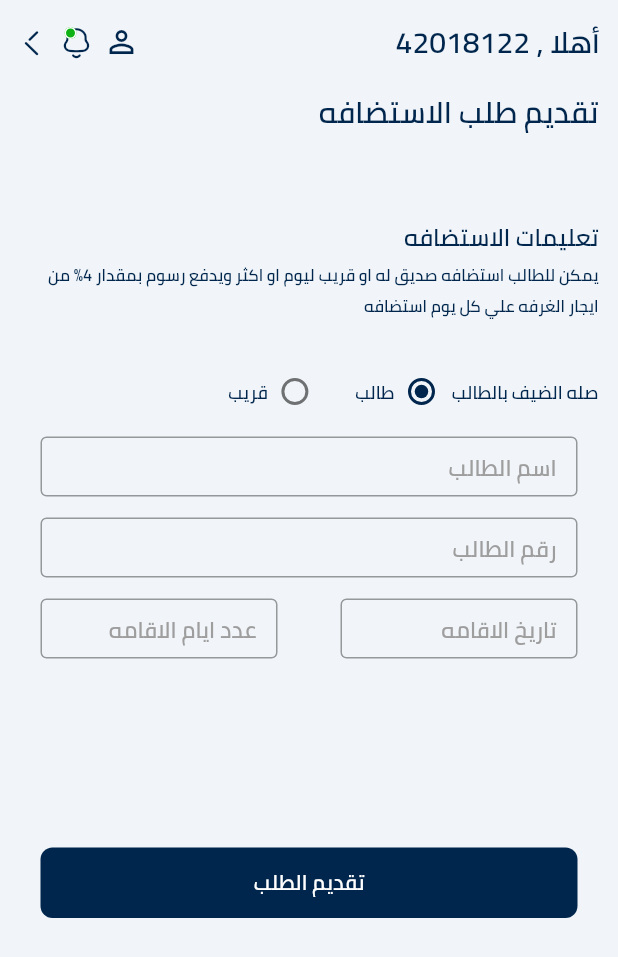
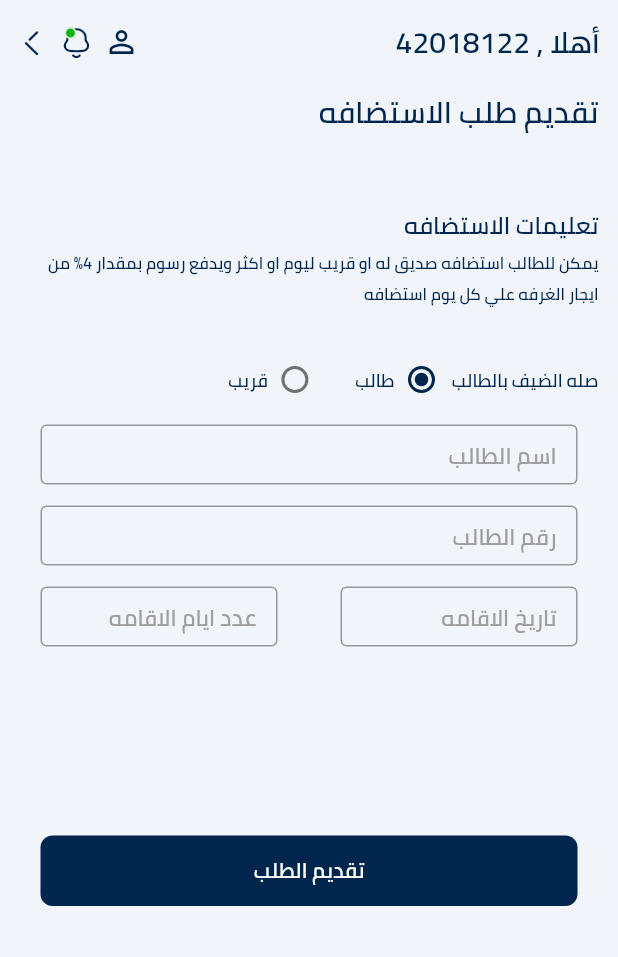
Before and after one commit to AbdelrahmanFouad1/university_housing, a Flutter app: the screen it shows after launch, on a phone screen of 412 x 824 dp. Shown: the top 957 px of the screen. Run offline on Flutter 3.47's test engine with Material 2 defaults, Android fonts, the phone set to English and light mode, and no system bars; our stand-ins replace flutter_bloc, flutter_svg, hexcolor, image_picker, shared_preferences and 1 more; missing offline and left inert: dart:ffi.

Commit message:
update hosting request

```diff
--- a/lib/moduls/hostingRequests/hosting_requests_screen.dart
+++ b/lib/moduls/hostingRequests/hosting_requests_screen.dart
@@ -1,44 +1,31 @@
-
 import 'dart:ffi';
 import 'dart:io';
 import 'package:flutter/cupertino.dart';
 import 'package:flutter/material.dart';
 import 'package:flutter/painting.dart';
+import 'package:flutter_bloc/flutter_bloc.dart';
 import 'package:flutter_svg/flutter_svg.dart';
 import 'package:image_picker/image_picker.dart';
 import 'package:intl/intl.dart';
 import 'package:university_housing/shard/components/components.dart';
+import 'package:university_housing/shard/cubit/cubit.dart';
+import 'package:university_housing/shard/cubit/states.dart';
 import 'package:university_housing/shard/style/color.dart';
 import 'dart:ui' as ui;
 
-class HostingRequestsScreen extends StatefulWidget {
-  @override
-  _HostingRequestsScreenState createState() => _HostingRequestsScreenState();
-}
+class HostingRequestsScreen extends StatelessWidget {
 
-class _HostingRequestsScreenState extends State<HostingRequestsScreen> {
-  bool isStudent =true;
   var dateController = TextEditingController();
-  var daysController = TextEditingController();
   String? img_path = '8986093647738392104.jpg';
-
-  File? myImage ;
-  var picker = ImagePicker();
-  Future<void> getImage () async{
-    final pickedFile = await picker.getImage(source: ImageSource.gallery);
-    setState(() {
-      if(pickedFile!= null ){
-        myImage =File(pickedFile.path);
-        img_path = pickedFile.path.toString();
-        print(img_path);
-      }else{
-        print('Noooooooo');
-      }
-    });
-  }
 
   @override
   Widget build(BuildContext context) {
+    return BlocProvider(
+      create: (BuildContext context)  => AppCubit(),
+      child: BlocConsumer<AppCubit, AppStates>(
+        listener: (BuildContext context, state) {  },
+        builder: (BuildContext context, Object? state) {
+          var cubit = AppCubit.get(context);
           return Directionality(
             textDirection:  ui.TextDirection.rtl,
             child: Scaffold(
@@ -59,7 +46,7 @@ class _HostingRequestsScreenState extends State<HostingRequestsScreen> {
                             color: mainColors,
                           ),
                         ),
-                  SizedBox(height: 50.0,),
+                        const SizedBox(height: 42.0,),
                         Text(
                           'تعليمات الاستضافه',
                           style: TextStyle(
@@ -74,7 +61,7 @@ class _HostingRequestsScreenState extends State<HostingRequestsScreen> {
                             color: mainColors,
                           ),
                         ),
-                  SizedBox(height: 35.0,),
+                        const SizedBox(height: 35.0,),
                         Row(
                           children: [
                             Text(
@@ -84,23 +71,20 @@ class _HostingRequestsScreenState extends State<HostingRequestsScreen> {
                                 color: mainColors,
                               ),
                             ),
-                      SizedBox(width: 10.0,),
-                      Container(
+                            const SizedBox(width: 10.0,),
+                            SizedBox(
                               width: 20.0,
                               height: 20.0,
                               child: Radio(
                                 value: true,
-                            groupValue: isStudent,
+                                groupValue: cubit.isStudent,
                                 activeColor: mainColors,
                                 onChanged: (value) {
-                              setState(() {
-                                isStudent = true;
-                                print(isStudent);
-                              });
+                                  cubit.changeIsStudent(true);
                                 },
                               ),
                             ),
-                      SizedBox(width: 8.0,),
+                            const SizedBox(width: 8.0,),
                             Text(
                               'طالب',
                               style: TextStyle(
@@ -108,23 +92,20 @@ class _HostingRequestsScreenState extends State<HostingRequestsScreen> {
                                 color: mainColors,
                               ),
                             ),
-                      SizedBox(width: 30.0,),
-                      Container(
+                            const SizedBox(width: 30.0,),
+                            SizedBox(
                               width: 20.0,
                               height: 20.0,
                               child: Radio(
                                 value: false,
-                          groupValue: isStudent,
+                                groupValue: cubit.isStudent,
                                 activeColor: mainColors,
                                 onChanged: (value) {
-                            setState(() {
-                              isStudent = false;
-                              print(isStudent);
-                            });
+                                  cubit.changeIsStudent(false);
                                 },
                               ),
                             ),
-                      SizedBox(width: 8.0,),
+                            const SizedBox(width: 8.0,),
                             Text(
                               'قريب',
                               style: TextStyle(
@@ -134,7 +115,7 @@ class _HostingRequestsScreenState extends State<HostingRequestsScreen> {
                             ),
                           ],
                         ),
-                  SizedBox(height: 19.0,),
+                        const SizedBox(height: 19.0,),
                         Container(
                           width: double.infinity,
                           height: 40.0,
@@ -143,7 +124,7 @@ class _HostingRequestsScreenState extends State<HostingRequestsScreen> {
                             decoration: const InputDecoration(
                               border: OutlineInputBorder(),
                               hintText: 'اسم الطالب',
-                        contentPadding:const EdgeInsets.symmetric(horizontal:14.0),
+                              contentPadding:EdgeInsets.symmetric(horizontal:14.0),
                               hintStyle: TextStyle(
                                 fontSize: 15.0,
                                 color: Colors.grey,
@@ -151,7 +132,7 @@ class _HostingRequestsScreenState extends State<HostingRequestsScreen> {
                             ),
                           ),
                         ),
-                  SizedBox(height: 14.0,),
+                        const SizedBox(height: 14.0,),
                         Container(
                           width: double.infinity,
                           height: 40.0,
@@ -160,7 +141,7 @@ class _HostingRequestsScreenState extends State<HostingRequestsScreen> {
                             decoration: const InputDecoration(
                               border: OutlineInputBorder(),
                               hintText: 'رقم الطالب',
-                        contentPadding:const EdgeInsets.symmetric(horizontal:14.0),
+                              contentPadding:EdgeInsets.symmetric(horizontal:14.0),
                               hintStyle: TextStyle(
                                 fontSize: 15.0,
                                 color: Colors.grey,
@@ -168,7 +149,7 @@ class _HostingRequestsScreenState extends State<HostingRequestsScreen> {
                             ),
                           ),
                         ),
-                  SizedBox(height: 14.0,),
+                        const SizedBox(height: 14.0,),
                         Row(
                           children: [
                             Expanded(
@@ -182,7 +163,7 @@ class _HostingRequestsScreenState extends State<HostingRequestsScreen> {
                                   decoration: const InputDecoration(
                                     border: OutlineInputBorder(),
                                     hintText: 'تاريخ الاقامه',
-                              contentPadding:const EdgeInsets.symmetric(horizontal:14.0),
+                                    contentPadding:EdgeInsets.symmetric(horizontal:14.0),
                                     hintStyle: TextStyle(
                                       fontSize: 15.0,
                                       color: Colors.grey,
@@ -199,19 +180,18 @@ class _HostingRequestsScreenState extends State<HostingRequestsScreen> {
                                 ),
                               ),
                             ),
-                      SizedBox(width: 14.0,),
+                            const SizedBox(width: 14.0,),
                             Expanded(
                               child: Container(
                                 width: double.infinity,
                                 height: 40.0,
                                 padding: const EdgeInsets.symmetric(horizontal: 14.0),
                                 child: TextFormField(
-                            controller: daysController,
                                   keyboardType: TextInputType.number,
                                   decoration: const InputDecoration(
                                     border: OutlineInputBorder(),
                                     hintText: 'عدد ايام الاقامه',
-                              contentPadding:const EdgeInsets.symmetric(horizontal:14.0),
+                                    contentPadding:EdgeInsets.symmetric(horizontal:14.0),
                                     hintStyle: TextStyle(
                                       fontSize: 15.0,
                                       color: Colors.grey,
@@ -222,9 +202,9 @@ class _HostingRequestsScreenState extends State<HostingRequestsScreen> {
                             ),
                           ],
                         ),
-                  SizedBox(height: 14.0,),
+                        const SizedBox(height: 14.0,),
                         Container(
-                    width: isStudent? 0.0 : double.infinity,
+                          width: cubit.isStudent? 0.0 : double.infinity,
                           child: Stack(
                             alignment: AlignmentDirectional.centerEnd,
                             children: [
@@ -234,16 +214,14 @@ class _HostingRequestsScreenState extends State<HostingRequestsScreen> {
                                 margin: const EdgeInsets.symmetric(horizontal: 14.0),
                                 child: TextFormField(
                                   onTap: (){
-                                  setState(() {
-                                  getImage();
-                                });
+                                    cubit.pikeIdImage();
                                   },
-                            initialValue: img_path == null? '': img_path,
+                                  initialValue: img_path ?? '',
                                   textDirection: ui.TextDirection.ltr,
                                   textAlign: TextAlign.end,
                                   decoration: const InputDecoration(
                                     border: OutlineInputBorder(),
-                              contentPadding:const EdgeInsets.symmetric(horizontal:14.0),
+                                    contentPadding:EdgeInsets.symmetric(horizontal:14.0),
                                   ),
                                 ),
                               ),
@@ -262,14 +240,14 @@ class _HostingRequestsScreenState extends State<HostingRequestsScreen> {
 
                         Container(
                           alignment: Alignment.center,
-                    width: isStudent? 0.0 : 220.0,
-                    height: isStudent? 0.0 : 220.0,
-                    child: myImage == null ? Text(''): Image(
-                      image: FileImage(myImage!),
+                          width: cubit.isStudent? 0.0 : 220.0,
+                          height: cubit.isStudent? 0.0 : 220.0,
+                          child: cubit.idImage == null ? const Text(''): Image(
+                            image: FileImage(cubit.idImage!),
                             fit: BoxFit.cover,
                           ),
                         ),
-                  SizedBox(height: 72.0,),
+                        const SizedBox(height: 72.0,),
                         defaultButton(
                           function: (){},
                           text: 'تقديم الطلب',
@@ -284,5 +262,8 @@ class _HostingRequestsScreenState extends State<HostingRequestsScreen> {
               ),
             ),
           );
+        },
+      ),
+    );
   }
 }
--- a/lib/shard/cubit/states.dart
+++ b/lib/shard/cubit/states.dart
@@ -1,3 +1,9 @@
 abstract class AppStates {}
 
 class AppInitialState extends AppStates {}
+
+class ImagePickedSuccessState extends AppStates {}
+
+class ImagePickedErrorState extends AppStates {}
+
+class ChangeStudentState extends AppStates {}
```
Also changed, not shown: lib/shard/cubit/cubit.dart (+27 -0 lines). Lines whose indentation alone changed are shown as unchanged.
